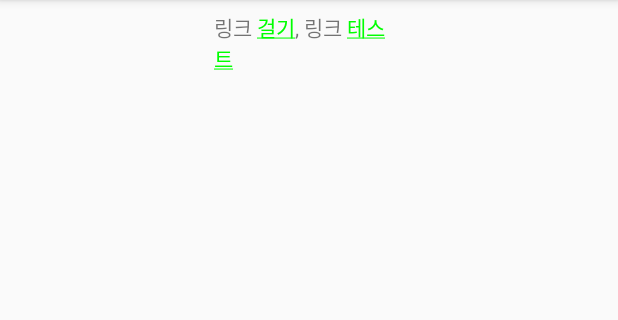
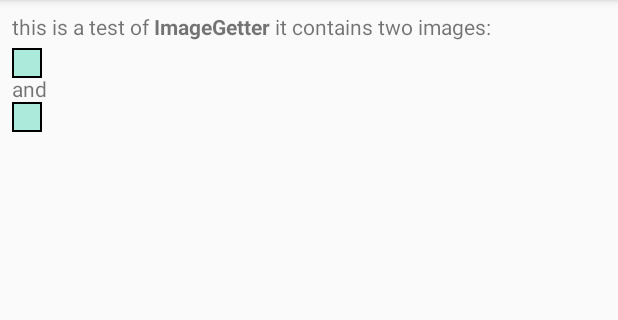
Before and after one commit to baeyeongpyo/StudyToAndroid, an Android app: the Linkfity_study screen opened directly, with no data from a screen before it, on a phone screen of 412 x 824 dp, the part 84-404 px from its top. Run offline under Robolectric (Android 15) with nearby library versions, the phone set to English and light mode, and no system bars.

Commit message:
2018-03-27-01:30

```diff
--- a/app/src/main/java/com/example/yeongpyo/studytoandroid/KOTLIN_Study/text_Study/Linkfity_study.kt
+++ b/app/src/main/java/com/example/yeongpyo/studytoandroid/KOTLIN_Study/text_Study/Linkfity_study.kt
@@ -1,8 +1,13 @@
 package com.example.yeongpyo.studytoandroid.KOTLIN_Study.text_Study
 
+import android.annotation.SuppressLint
+import android.content.Context
 import android.graphics.Color
+import android.os.Build
 import android.os.Bundle
 import android.support.v7.app.AppCompatActivity
+import android.text.Html
+import android.text.SpannableString
 import android.text.util.Linkify
 import android.widget.TextView
 import com.example.yeongpyo.studytoandroid.R
@@ -20,9 +25,17 @@ class Linkfity_study : AppCompatActivity() {
         textview.setLinkTextColor(Color.GREEN)
         textview.setText("링크 걸기, 링크 테스트")
 
+        val HtmlTag : String = "this is a test of <b>ImageGetter</b> it contains " +
+                "two images: <br/>" +
+                "<img src=\"http://developer.android.com/assets/images/dac_logo.png\"><br/>and<br/>" +
+                "<img src=\"http://developer.android.com/assets/images/icon_search.png\">"
+            var spantext : SpannableString = SpannableString(Html.fromHtml(HtmlTag,  Html.ImageGetter {var1 -> null}, null ))
+
+        textview.setText(spantext)
         var mfilter = Linkify.TransformFilter { matcher, s -> "" }
         var pattern1 = Pattern.compile("걸기")
         var pattern2 = Pattern.compile("테스트")
+
 
         Linkify.addLinks(textview, pattern1, "http://www.naver.com", null, mfilter)
         Linkify.addLinks(textview, pattern2, "http://www.google.com", null, mfilter)
--- a/app/src/main/res/layout/activity_example_linkfity.xml
+++ b/app/src/main/res/layout/activity_example_linkfity.xml
@@ -8,13 +8,14 @@
 
     <TextView
         android:id="@+id/Linkfity_textView"
-        android:layout_width="wrap_content"
-        android:layout_height="wrap_content"
+        android:layout_width="0dp"
+        android:layout_height="200dp"
         android:layout_marginEnd="8dp"
         android:layout_marginStart="8dp"
         android:layout_marginTop="8dp"
-        android:text="TextView"
+        android:text="MultiAutoCompleteTextView"
         app:layout_constraintEnd_toEndOf="parent"
         app:layout_constraintStart_toStartOf="parent"
         app:layout_constraintTop_toTopOf="parent" />
+
 </android.support.constraint.ConstraintLayout>
```
